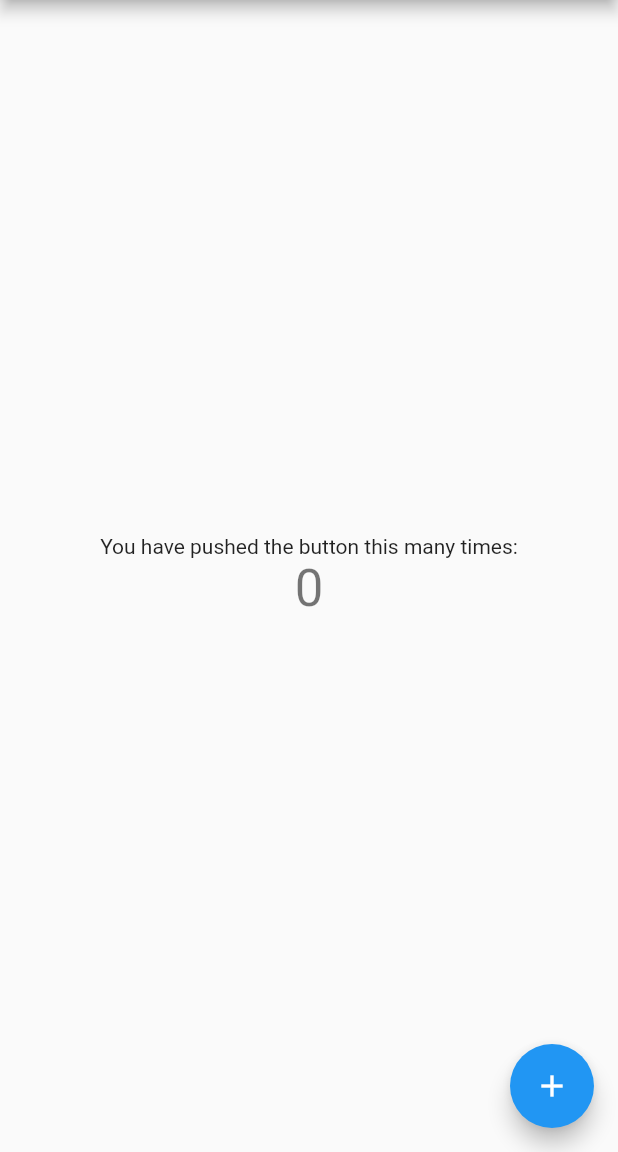
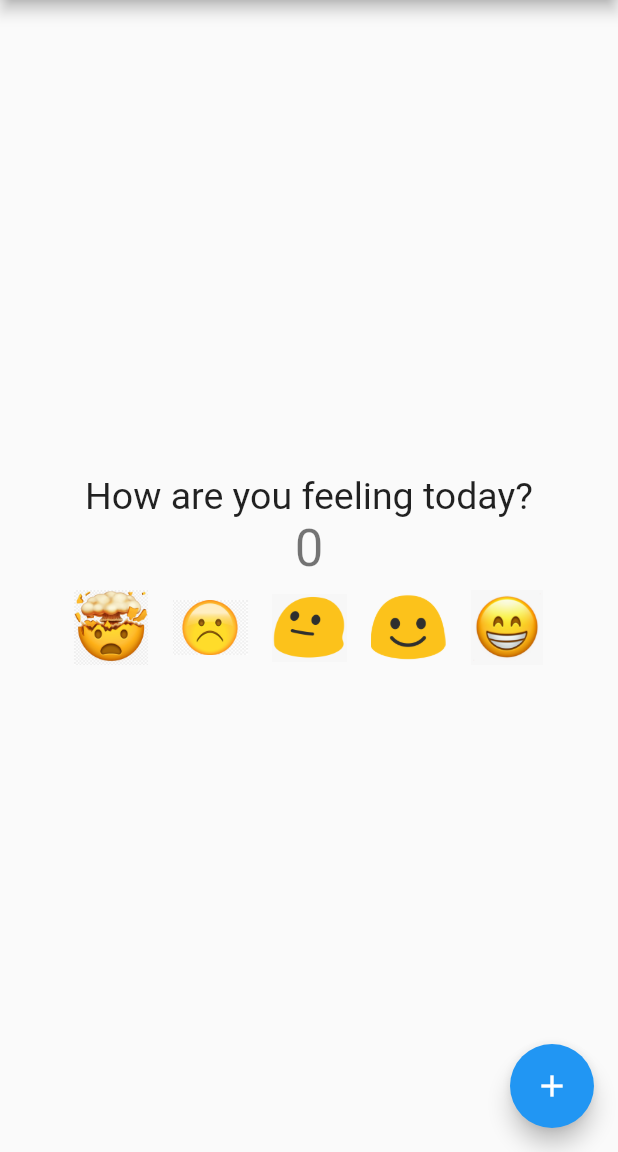
Before and after one commit to huybaovo/cis357-project, a Flutter app: the screen it shows after launch, on a phone screen of 412 x 824 dp, the part 84-1236 px from its top. Run offline on Flutter 3.47's test engine with Material 2 defaults, Android fonts, the phone set to English and light mode, and no system bars.

Commit message:
Added additional assets and row of icon buttons to main activity with the assets used.

```diff
--- a/lib/main.dart
+++ b/lib/main.dart
@@ -56,6 +56,14 @@ class _MoodSelectionState extends State<MoodSelection> {
       // so that the display can reflect the updated values. If we changed
       // _counter without calling setState(), then the build method would not be
       // called again, and so nothing would appear to happen.
+      _counter++; // place holder for now
+    });
+  }
+
+  void _moodLevel() {
+    // This action will send an integer of 1-5 for data based on what
+    // face is tapped on.
+    setState(() {
       _counter++;
     });
   }
@@ -95,11 +103,47 @@ class _MoodSelectionState extends State<MoodSelection> {
           mainAxisAlignment: MainAxisAlignment.center,
           children: <Widget>[
             Text(
-              'You have pushed the button this many times:',
+              'How are you feeling today?',
+              style: TextStyle(fontSize: 25),
             ),
             Text(
               '$_counter',
               style: Theme.of(context).textTheme.headline4,
+            ),
+            Row(
+              mainAxisAlignment: MainAxisAlignment.center,
+              children: <Widget>[
+                IconButton(
+                  iconSize: 50,
+                  icon: Image.asset('assets/images/exploding.png', height: 50, width: 50,
+                  ),
+                  onPressed: _moodLevel,
+                ),
+                IconButton(
+                  iconSize: 50,
+                  icon: Image.asset('assets/images/sad.jpg', height: 50, width: 50,
+                  ),
+                  onPressed: _moodLevel,
+                ),
+                IconButton(
+                  iconSize: 50,
+                  icon: Image.asset('assets/images/neutral.png', height: 50, width: 50,
+                  ),
+                  onPressed: _moodLevel,
+                ),
+                IconButton(
+                  iconSize: 50,
+                  icon: Image.asset('assets/images/smiley.png', height: 50, width: 50,
+                  ),
+                  onPressed: _moodLevel,
+                ),
+                IconButton(
+                  iconSize: 50,
+                  icon: Image.asset('assets/images/happyEmoji.png', height: 50, width: 50,
+                  ),
+                  onPressed: _moodLevel,
+                ),
+              ],
             ),
           ],
         ),
--- a/pubspec.yaml
+++ b/pubspec.yaml
@@ -40,6 +40,11 @@ dev_dependencies:
 flutter:
   assets:
     - assets/images/Logo.png
+    - assets/images/happyEmoji.png
+    - assets/images/exploding.png
+    - assets/images/sad.jpg
+    - assets/images/neutral.png
+    - assets/images/smiley.png
 
   # The following line ensures that the Material Icons font is
   # included with your application, so that you can use the icons in
```
Also changed, not shown: assets/images/exploding.png (added), assets/images/happyEmoji.png (added), assets/images/neutral.png (added), assets/images/sad.jpg (added), assets/images/smiley.png (added), pubspec.lock, 3 other files.
